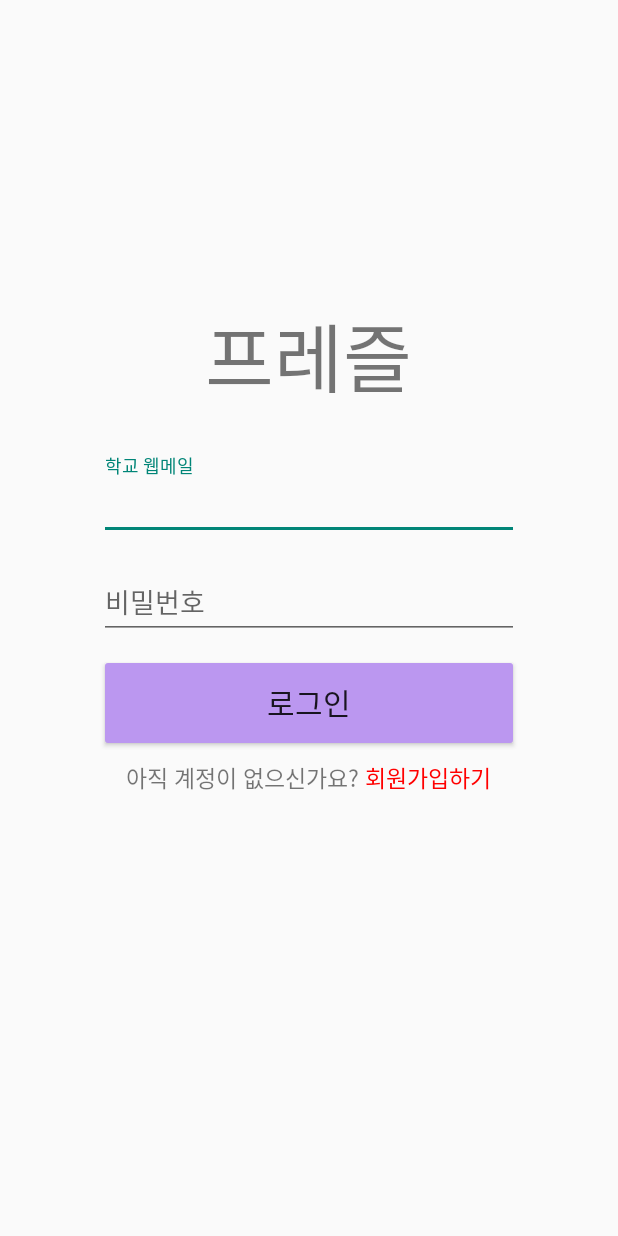
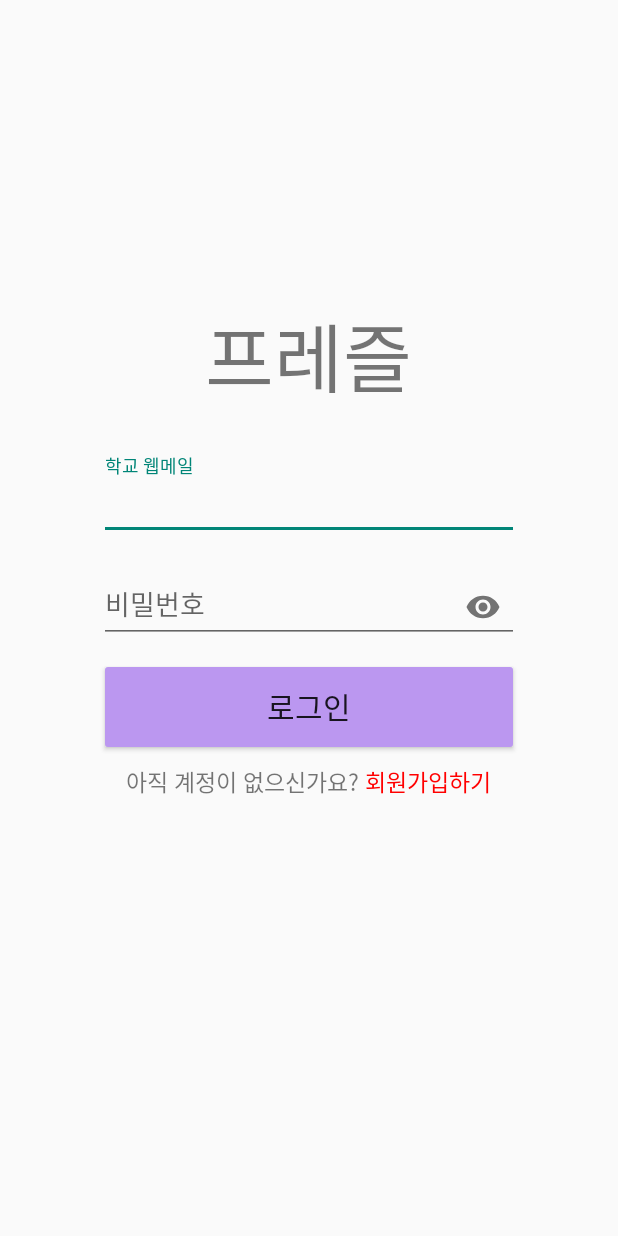
Before and after one commit to Yuchaeng/AndroidProject, an Android app: the screen it shows after launch (login), after a tap on "로그인", on a phone screen of 412 x 824 dp. Run offline under Robolectric (Android 15) with nearby library versions, the phone set to English and light mode, and no system bars; our stand-ins replace Firebase (no records; nobody signed in at launch, a user with empty details on screens opened directly).

Commit message:
로그인 수정

```diff
--- a/app/src/main/java/com/example/graduproject/login.java
+++ b/app/src/main/java/com/example/graduproject/login.java
@@ -40,6 +40,7 @@ public class login extends AppCompatActivity {
     private TextInputLayout userMail;
     private TextInputLayout userPw;
     private TextInputEditText mailEdit;
+    private TextInputEditText passEdit;
     private FirebaseAuth mAuth;
 
 
@@ -51,8 +52,8 @@ public class login extends AppCompatActivity {
         loginBtn = findViewById(R.id.loginBtn);
         userMail = findViewById(R.id.userMail);
         userPw = findViewById(R.id.userPw);
-
         mailEdit = findViewById(R.id.mailEdit);
+        passEdit = findViewById(R.id.pwEdit);
 
         mAuth = FirebaseAuth.getInstance();
 
@@ -90,8 +91,8 @@ public class login extends AppCompatActivity {
         loginBtn.setOnClickListener(new View.OnClickListener() {
             @Override
             public void onClick(View view) {
-                String userEmail = userMail.getEditText().toString();
-                String userPassword = userPw.getEditText().toString();
+                String userEmail = mailEdit.getText().toString();
+                String userPassword = passEdit.getText().toString();
 
                 if(!userEmail.isEmpty() && !userPassword.isEmpty()) {
                     userLogin(userEmail,userPassword);
--- a/app/src/main/res/layout/activity_login.xml
+++ b/app/src/main/res/layout/activity_login.xml
@@ -27,6 +27,7 @@
         android:layout_marginTop="30dp">
 
         <com.google.android.material.textfield.TextInputEditText
+            android:inputType="textEmailAddress"
             android:id="@+id/mailEdit"
             android:layout_width="280dp"
             android:layout_height="wrap_content" />
@@ -37,6 +38,7 @@
         android:id="@+id/userPw"
         android:layout_width="wrap_content"
         android:layout_height="wrap_content"
+        app:passwordToggleEnabled="true"
         android:hint="비밀번호"
         android:layout_gravity="center"
         android:layout_marginTop="10dp">
@@ -44,6 +46,7 @@
             android:id="@+id/pwEdit"
             android:layout_width="280dp"
             android:layout_height="wrap_content"
+            android:inputType="textPassword"
             />
     </com.google.android.material.textfield.TextInputLayout>
 
--- a/app/src/main/res/layout/activity_signup.xml
+++ b/app/src/main/res/layout/activity_signup.xml
@@ -24,6 +24,7 @@
         android:layout_marginTop="50dp"
         android:layout_below="@+id/signText">
         <com.google.android.material.textfield.TextInputEditText
+            android:inputType="textEmailAddress"
             android:id="@+id/idEdittext"
             android:layout_width="280dp"
             android:layout_height="50dp" />
```
